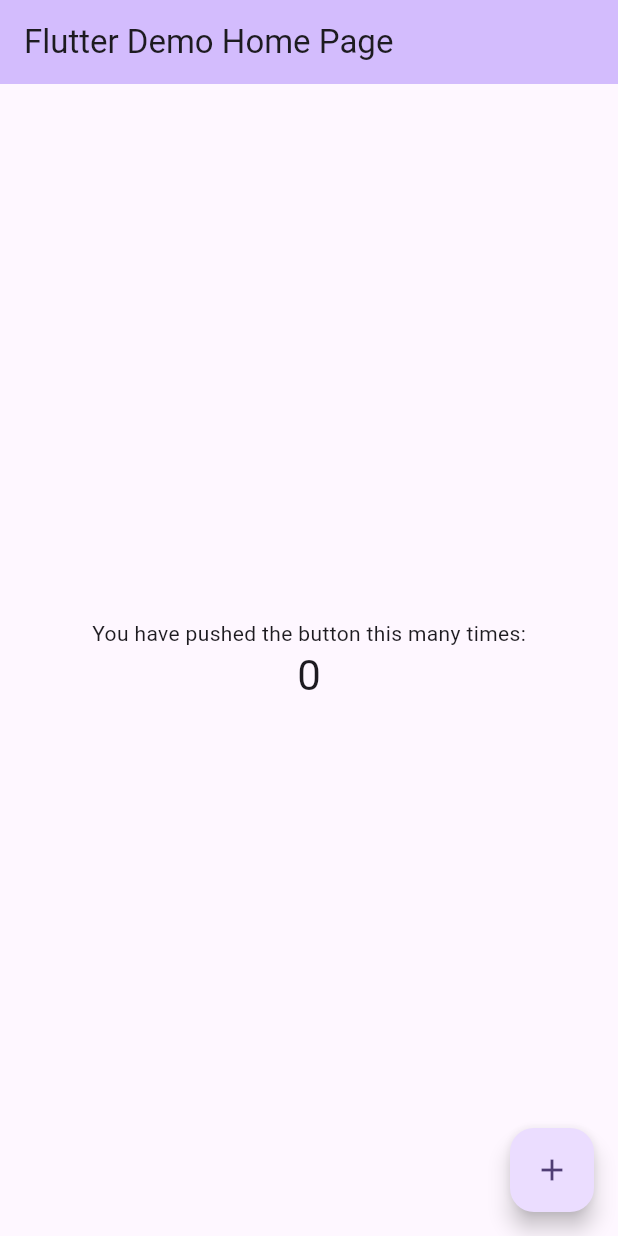
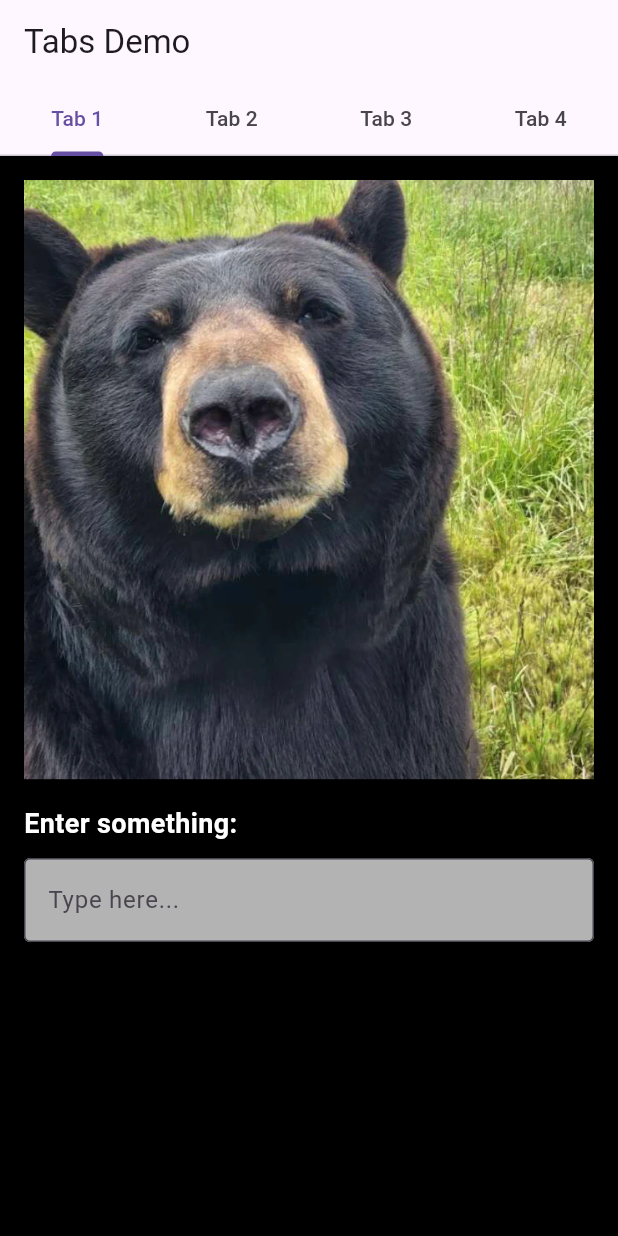
Before and after one commit to Mdiallo00/digital_pet_app, a Flutter app: the screen it shows after launch, on a phone screen of 412 x 824 dp. Run offline on Flutter 3.47's test engine with Material 3 defaults, Android fonts, the phone set to English and light mode, and no system bars.

Commit message:
Added Image as background for each tab

```diff
--- a/lib/main.dart
+++ b/lib/main.dart
@@ -1,122 +1,224 @@
 import 'package:flutter/material.dart';
 
 void main() {
-  runApp(const MyApp());
+  runApp(MyApp());
 }
 
 class MyApp extends StatelessWidget {
-  const MyApp({super.key});
-
-  // This widget is the root of your application.
   @override
   Widget build(BuildContext context) {
     return MaterialApp(
-      title: 'Flutter Demo',
-      theme: ThemeData(
-        // This is the theme of your application.
-        //
-        // TRY THIS: Try running your application with "flutter run". You'll see
-        // the application has a purple toolbar. Then, without quitting the app,
-        // try changing the seedColor in the colorScheme below to Colors.green
-        // and then invoke "hot reload" (save your changes or press the "hot
-        // reload" button in a Flutter-supported IDE, or press "r" if you used
-        // the command line to start the app).
-        //
-        // Notice that the counter didn't reset back to zero; the application
-        // state is not lost during the reload. To reset the state, use hot
-        // restart instead.
-        //
-        // This works for code too, not just values: Most code changes can be
-        // tested with just a hot reload.
-        colorScheme: ColorScheme.fromSeed(seedColor: Colors.deepPurple),
+      home: DefaultTabController(
+        length: 4,
+        child: _TabsNonScrollableDemo(),
       ),
-      home: const MyHomePage(title: 'Flutter Demo Home Page'),
     );
   }
 }
 
-class MyHomePage extends StatefulWidget {
-  const MyHomePage({super.key, required this.title});
+class _TabsNonScrollableDemo extends StatefulWidget {
+  @override
+  __TabsNonScrollableDemoState createState() => __TabsNonScrollableDemoState();
+}
 
-  // This widget is the home page of your application. It is stateful, meaning
-  // that it has a State object (defined below) that contains fields that affect
-  // how it looks.
+class __TabsNonScrollableDemoState extends State<_TabsNonScrollableDemo>
+    with SingleTickerProviderStateMixin, RestorationMixin {
+  late TabController _tabController;
 
-  // This class is the configuration for the state. It holds the values (in this
-  // case the title) provided by the parent (in this case the App widget) and
-  // used by the build method of the State. Fields in a Widget subclass are
-  // always marked "final".
-
-  final String title;
+  final RestorableInt tabIndex = RestorableInt(0);
 
   @override
-  State<MyHomePage> createState() => _MyHomePageState();
-}
+  String get restorationId => 'tab_non_scrollable_demo';
 
-class _MyHomePageState extends State<MyHomePage> {
-  int _counter = 0;
+  @override
+  void restoreState(RestorationBucket? oldBucket, bool initialRestore) {
+    registerForRestoration(tabIndex, 'tab_index');
+    _tabController.index = tabIndex.value;
+  }
 
-  void _incrementCounter() {
-    setState(() {
-      // This call to setState tells the Flutter framework that something has
-      // changed in this State, which causes it to rerun the build method below
-      // so that the display can reflect the updated values. If we changed
-      // _counter without calling setState(), then the build method would not be
-      // called again, and so nothing would appear to happen.
-      _counter++;
+  @override
+  void initState() {
+    super.initState();
+    _tabController = TabController(
+      initialIndex: 0,
+      length: 4,
+      vsync: this,
+    );
+    _tabController.addListener(() {
+      setState(() {
+        tabIndex.value = _tabController.index;
+      });
     });
   }
 
   @override
+  void dispose() {
+    _tabController.dispose();
+    tabIndex.dispose();
+    super.dispose();
+  }
+
+  @override
   Widget build(BuildContext context) {
-    // This method is rerun every time setState is called, for instance as done
-    // by the _incrementCounter method above.
-    //
-    // The Flutter framework has been optimized to make rerunning build methods
-    // fast, so that you can just rebuild anything that needs updating rather
-    // than having to individually change instances of widgets.
+    final tabs = ['Tab 1', 'Tab 2', 'Tab 3', 'Tab 4'];
+
     return Scaffold(
       appBar: AppBar(
-        // TRY THIS: Try changing the color here to a specific color (to
-        // Colors.amber, perhaps?) and trigger a hot reload to see the AppBar
-        // change color while the other colors stay the same.
-        backgroundColor: Theme.of(context).colorScheme.inversePrimary,
-        // Here we take the value from the MyHomePage object that was created by
-        // the App.build method, and use it to set our appbar title.
-        title: Text(widget.title),
-      ),
-      body: Center(
-        // Center is a layout widget. It takes a single child and positions it
-        // in the middle of the parent.
-        child: Column(
-          // Column is also a layout widget. It takes a list of children and
-          // arranges them vertically. By default, it sizes itself to fit its
-          // children horizontally, and tries to be as tall as its parent.
-          //
-          // Column has various properties to control how it sizes itself and
-          // how it positions its children. Here we use mainAxisAlignment to
-          // center the children vertically; the main axis here is the vertical
-          // axis because Columns are vertical (the cross axis would be
-          // horizontal).
-          //
-          // TRY THIS: Invoke "debug painting" (choose the "Toggle Debug Paint"
-          // action in the IDE, or press "p" in the console), to see the
-          // wireframe for each widget.
-          mainAxisAlignment: MainAxisAlignment.center,
-          children: <Widget>[
-            const Text('You have pushed the button this many times:'),
-            Text(
-              '$_counter',
-              style: Theme.of(context).textTheme.headlineMedium,
-            ),
+        automaticallyImplyLeading: false,
+        title: Text('Tabs Demo'),
+        bottom: TabBar(
+          controller: _tabController,
+          isScrollable: false,
+          tabs: [
+            for (final tab in tabs) Tab(text: tab),
           ],
         ),
       ),
-      floatingActionButton: FloatingActionButton(
-        onPressed: _incrementCounter,
-        tooltip: 'Increment',
-        child: const Icon(Icons.add),
-      ), // This trailing comma makes auto-formatting nicer for build methods.
+      body: TabBarView(
+        controller: _tabController,
+        children: [
+          // Tab 1
+          Container(
+            color: Colors.black,
+            padding: EdgeInsets.all(16),
+            child: Column(
+              crossAxisAlignment: CrossAxisAlignment.start,
+              children: [
+                Center(
+                  child: Image.asset(
+                    'assets/animal3.webp',
+                    width: 400,
+                    height: 400,
+                    fit: BoxFit.cover,
+                  ),
+                ),
+                SizedBox(height: 16),
+                Text(
+                  'Enter something:',
+                  style: TextStyle(
+                    fontSize: 18,
+                    fontWeight: FontWeight.bold,
+                    color: Colors.white,
+                  ),
+                ),
+                SizedBox(height: 10),
+                TextField(
+                  decoration: InputDecoration(
+                    filled: true,
+                    fillColor: Colors.white70,
+                    border: OutlineInputBorder(),
+                    hintText: 'Type here...',
+                  ),
+                ),
+              ],
+            ),
+          ),
+
+          // Tab 2
+          Container(
+            color: Colors.black,
+            child: Center(
+              child: Column(
+                mainAxisSize: MainAxisSize.min,
+                children: [
+                  Image.asset(
+                    'assets/animal1.webp',
+                    width: 400,
+                    height: 400,
+                    fit: BoxFit.cover,
+                  ),
+                  SizedBox(height: 20),
+                  ElevatedButton(
+                    onPressed: () {
+                      showDialog(
+                        context: context,
+                        builder: (BuildContext context) {
+                          return AlertDialog(
+                            title: Text('Hello!'),
+                            content: Text('This is an alert dialog in Tab 2.'),
+                            actions: [
+                              TextButton(
+                                onPressed: () => Navigator.of(context).pop(),
+                                child: Text('OK'),
+                              ),
+                            ],
+                          );
+                        },
+                      );
+                    },
+                    child: Text('Show Alert'),
+                  ),
+                ],
+              ),
+            ),
+          ),
+
+          // Tab 3 - UPDATED with description text
+          Container(
+            color: Colors.black,
+            child: Center(
+              child: Column(
+                mainAxisSize: MainAxisSize.min,
+                children: [
+                  Image.asset(
+                    'assets/animal2.jpg',
+                    width: 400,
+                    height: 400,
+                    fit: BoxFit.cover,
+                  ),
+                  SizedBox(height: 20),
+                  Text(
+                    'This is a friendly digital pet.',
+                    style: TextStyle(
+                      fontSize: 18,
+                      color: Colors.white70,
+                    ),
+                    textAlign: TextAlign.center,
+                  ),
+                  SizedBox(height: 10),
+                  Text(
+                    'Tab 3',
+                    style: TextStyle(
+                      fontSize: 24,
+                      color: Colors.white,
+                    ),
+                  ),
+                ],
+              ),
+            ),
+          ),
+
+          // Tab 4
+          Container(
+            color: Colors.black,
+            child: Column(
+              children: [
+                SizedBox(height: 20),
+                Image.asset(
+                  'assets/animal4.jpg',
+                  width: 400,
+                  height: 400,
+                  fit: BoxFit.cover,
+                ),
+                Expanded(
+                  child: ListView.builder(
+                    itemCount: 4,
+                    itemBuilder: (context, index) {
+                      return Card(
+                        color: Colors.white70,
+                        margin: EdgeInsets.all(8),
+                        child: ListTile(
+                          title: Text('Item ${index + 1}'),
+                        ),
+                      );
+                    },
+                  ),
+                ),
+              ],
+            ),
+          ),
+        ],
+      ),
     );
   }
 }
```
Also changed, not shown: pubspec.yaml (+7 -65 lines), assets/animal1.webp (added), assets/animal2.jpg (added), assets/animal3.webp (added), assets/animal4.jpg (added).
